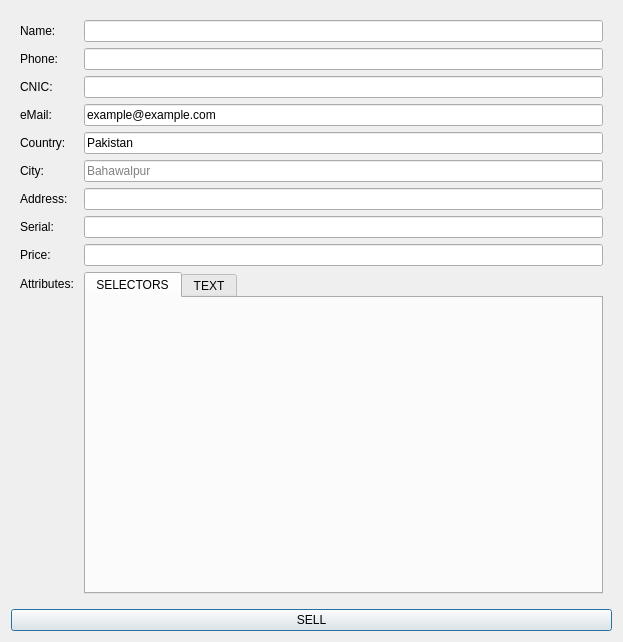
First picture: the form in widgets/StoreTab/deal/sell.ui, repository abdulroufsidhu/bms, before the edit.
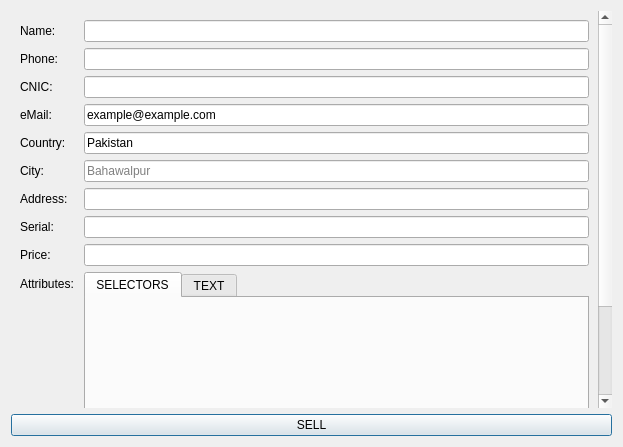
Second picture: the form after the edit.

Commit message: attribs algo implemented now attribs widget needs to be created

The edit to the form file:
```diff
--- a/widgets/StoreTab/deal/sell.ui
+++ b/widgets/StoreTab/deal/sell.ui
@@ -7,9 +7,15 @@
     <x>0</x>
     <y>0</y>
     <width>623</width>
-    <height>642</height>
+    <height>447</height>
    </rect>
   </property>
+  <property name="minimumSize">
+   <size>
+    <width>0</width>
+    <height>250</height>
+   </size>
+  </property>
   <property name="windowTitle">
    <string>Dialog</string>
   </property>
@@ -32,9 +38,9 @@
       <property name="geometry">
        <rect>
         <x>0</x>
-        <y>0</y>
-        <width>605</width>
-        <height>591</height>
+        <y>-171</y>
+        <width>591</width>
+        <height>567</height>
        </rect>
       </property>
       <layout class="QGridLayout" name="gridLayout_2">
@@ -160,6 +166,12 @@
          </item>
          <item row="9" column="1">
           <widget class="QTabWidget" name="tabWidget">
+           <property name="minimumSize">
+            <size>
+             <width>0</width>
+             <height>250</height>
+            </size>
+           </property>
            <property name="currentIndex">
             <number>0</number>
            </property>
```
Left out of the diff: 4 changed lines with no effect on the pictures. The commit also changes 7 other files.
